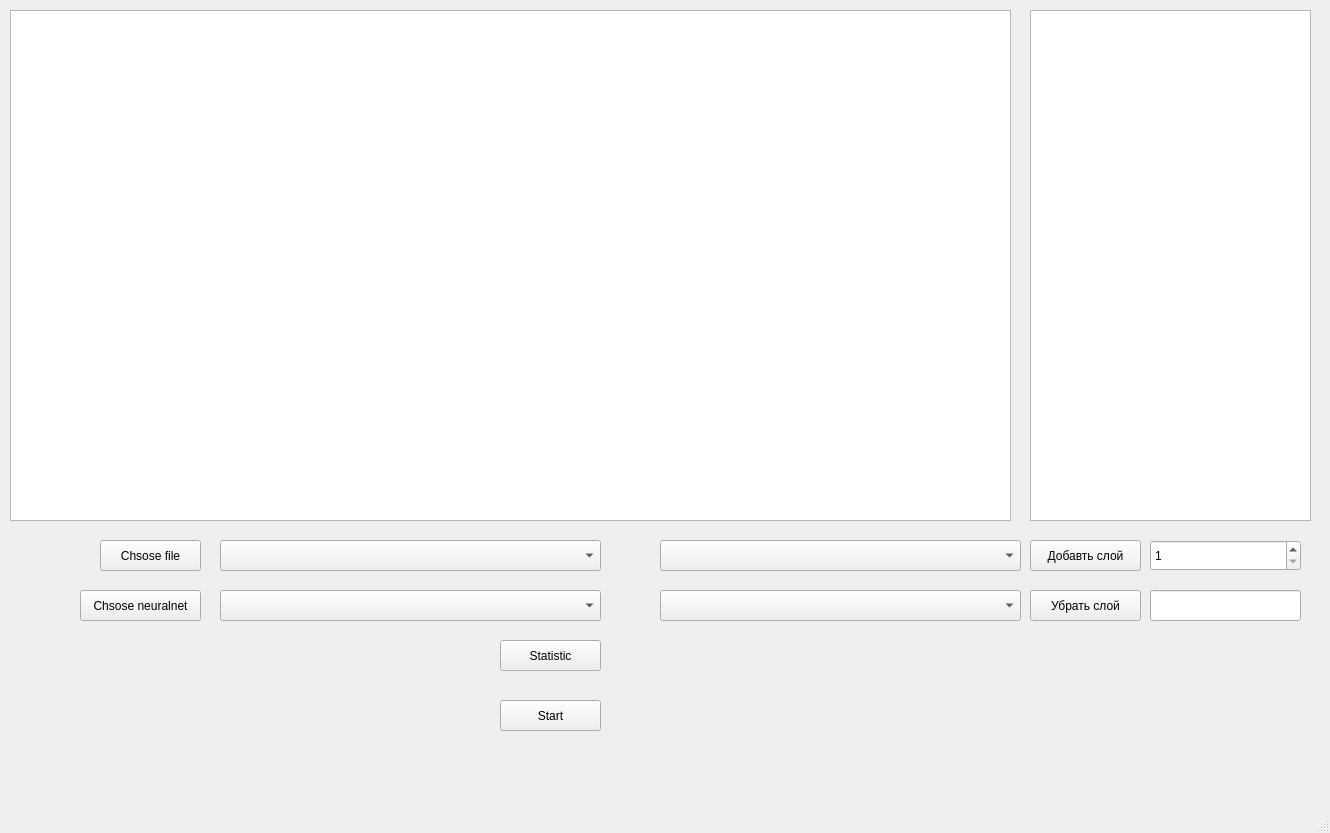
The window that UIs/mainwindow.ui (CodeMonsterPedro/SimpleAnomalyNeuralNet) describes before a commit, drawn with Qt 5.
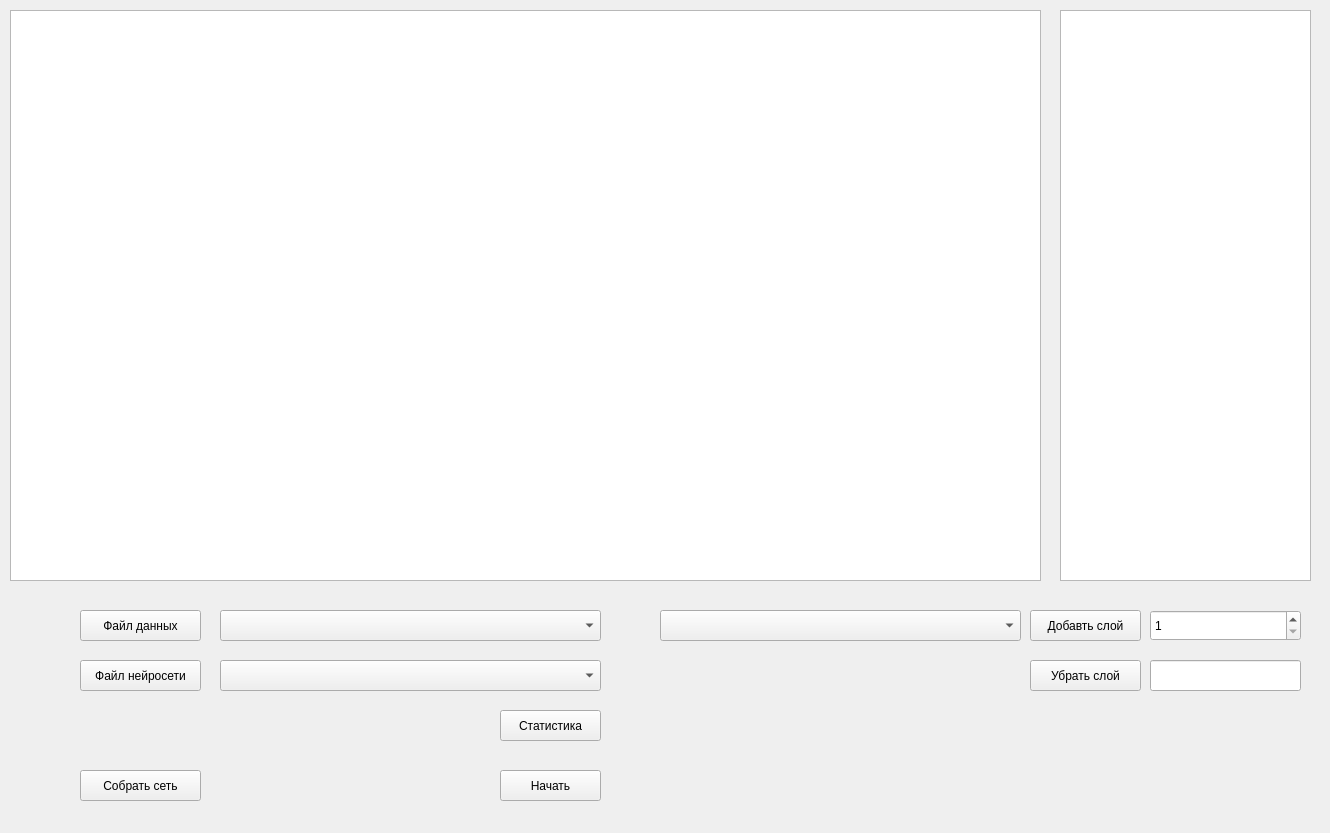
The same window after the commit.

Commit message: One more trunsfer commit(

Diff of the .ui file:
```diff
--- a/UIs/mainwindow.ui
+++ b/UIs/mainwindow.ui
@@ -19,8 +19,8 @@
      <rect>
       <x>10</x>
       <y>10</y>
-      <width>1001</width>
-      <height>511</height>
+      <width>1031</width>
+      <height>571</height>
      </rect>
     </property>
    </widget>
@@ -28,7 +28,7 @@
     <property name="geometry">
      <rect>
       <x>220</x>
-      <y>540</y>
+      <y>610</y>
       <width>381</width>
       <height>31</height>
      </rect>
@@ -37,47 +37,47 @@
    <widget class="QPushButton" name="btn_setFile">
     <property name="geometry">
      <rect>
-      <x>100</x>
-      <y>540</y>
-      <width>101</width>
+      <x>80</x>
+      <y>610</y>
+      <width>121</width>
       <height>31</height>
      </rect>
     </property>
     <property name="text">
-     <string>Chsose file</string>
+     <string>Файл данных</string>
     </property>
    </widget>
    <widget class="QPushButton" name="btn_start">
     <property name="geometry">
      <rect>
       <x>500</x>
-      <y>700</y>
+      <y>770</y>
       <width>101</width>
       <height>31</height>
      </rect>
     </property>
     <property name="text">
-     <string>Start</string>
+     <string>Начать</string>
     </property>
    </widget>
    <widget class="QPushButton" name="btn_stat">
     <property name="geometry">
      <rect>
       <x>500</x>
-      <y>640</y>
+      <y>710</y>
       <width>101</width>
       <height>31</height>
      </rect>
     </property>
     <property name="text">
-     <string>Statistic</string>
+     <string>Статистика</string>
     </property>
    </widget>
    <widget class="QComboBox" name="cb_metric">
     <property name="geometry">
      <rect>
       <x>220</x>
-      <y>590</y>
+      <y>660</y>
       <width>381</width>
       <height>31</height>
      </rect>
@@ -87,17 +87,7 @@
     <property name="geometry">
      <rect>
       <x>660</x>
-      <y>540</y>
-      <width>361</width>
-      <height>31</height>
-     </rect>
-    </property>
-   </widget>
-   <widget class="QComboBox" name="cb_parametr2">
-    <property name="geometry">
-     <rect>
-      <x>660</x>
-      <y>590</y>
+      <y>610</y>
       <width>361</width>
       <height>31</height>
      </rect>
@@ -107,22 +97,22 @@
     <property name="geometry">
      <rect>
       <x>80</x>
-      <y>590</y>
+      <y>660</y>
       <width>121</width>
       <height>31</height>
      </rect>
     </property>
     <property name="text">
-     <string>Chsose neuralnet</string>
+     <string>Файл нейросети</string>
     </property>
    </widget>
    <widget class="QTableWidget" name="tbw_net_tree">
     <property name="geometry">
      <rect>
-      <x>1030</x>
+      <x>1060</x>
       <y>10</y>
-      <width>281</width>
-      <height>511</height>
+      <width>251</width>
+      <height>571</height>
      </rect>
     </property>
    </widget>
@@ -130,7 +120,7 @@
     <property name="geometry">
      <rect>
       <x>1030</x>
-      <y>540</y>
+      <y>610</y>
       <width>111</width>
       <height>31</height>
      </rect>
@@ -143,7 +133,7 @@
     <property name="geometry">
      <rect>
       <x>1030</x>
-      <y>590</y>
+      <y>660</y>
       <width>111</width>
       <height>31</height>
      </rect>
@@ -156,7 +146,7 @@
     <property name="geometry">
      <rect>
       <x>1150</x>
-      <y>590</y>
+      <y>660</y>
       <width>151</width>
       <height>31</height>
      </rect>
@@ -166,7 +156,7 @@
     <property name="geometry">
      <rect>
       <x>1150</x>
-      <y>540</y>
+      <y>610</y>
       <width>151</width>
       <height>31</height>
      </rect>
@@ -178,8 +168,20 @@
      <number>99999</number>
     </property>
    </widget>
+   <widget class="QPushButton" name="btn_build">
+    <property name="geometry">
+     <rect>
+      <x>80</x>
+      <y>770</y>
+      <width>121</width>
+      <height>31</height>
+     </rect>
+    </property>
+    <property name="text">
+     <string>Собрать сеть</string>
+    </property>
+   </widget>
   </widget>
-  <widget class="QStatusBar" name="br_status"/>
  </widget>
  <resources/>
  <connections/>
```
Left out of the diff: 2 changed lines with no effect on the pictures. The commit also changes 2 other files.
